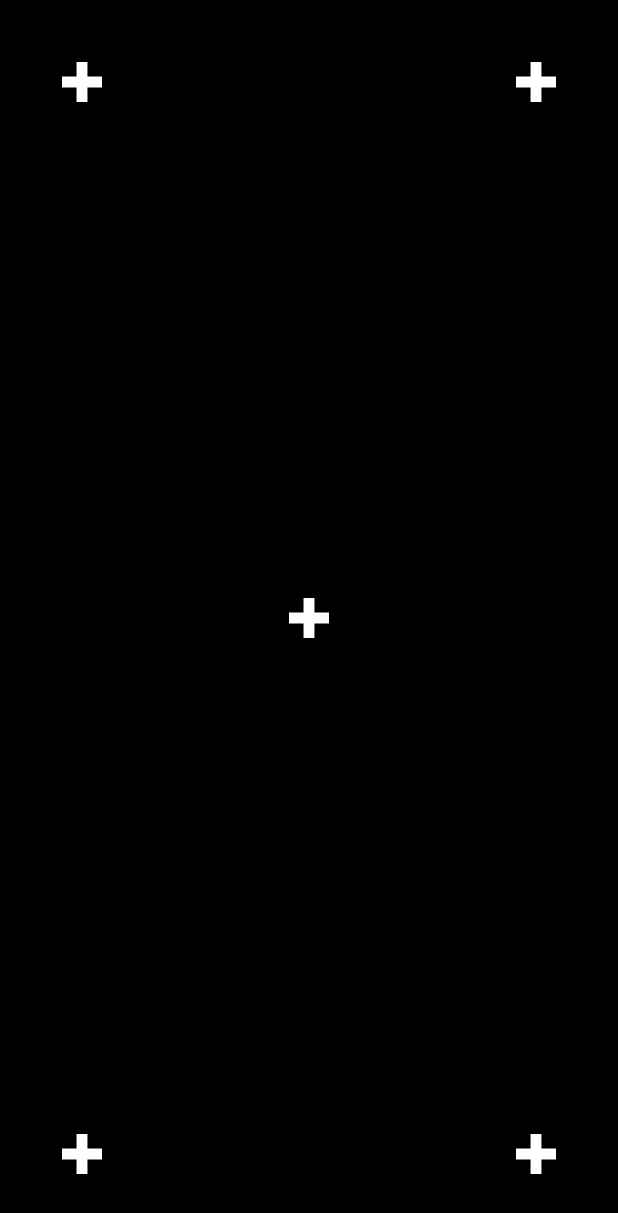
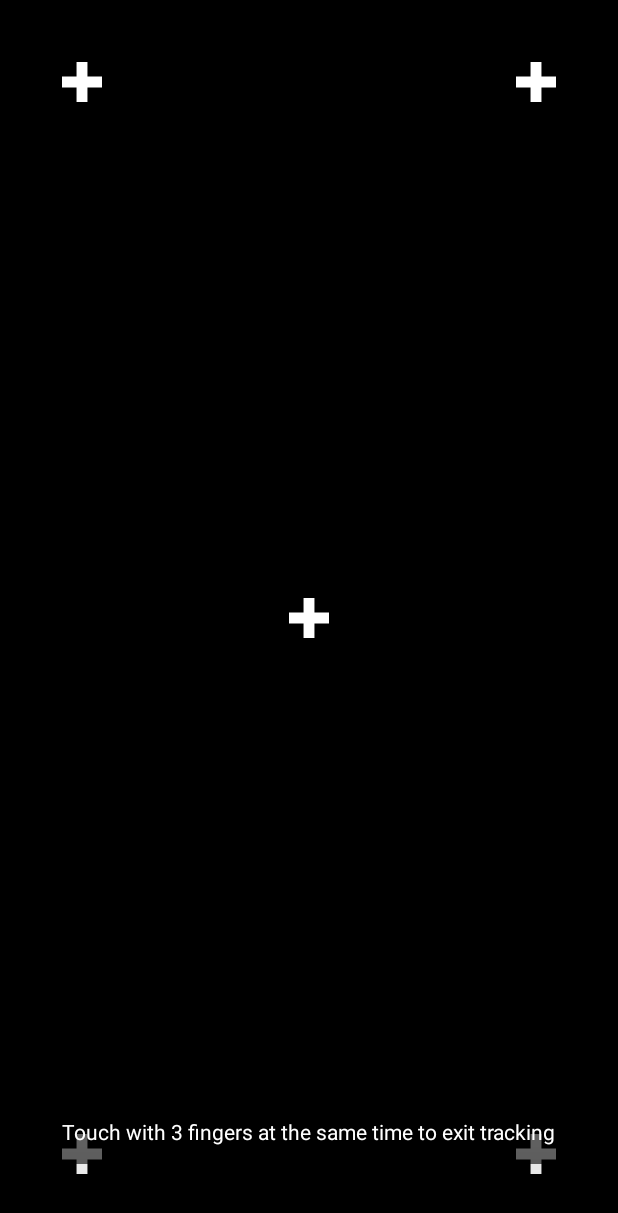
Before and after one commit to B31G3L/Screentrackr, an Android app: the Trackingscreen screen opened directly, with no data from a screen before it, on a phone screen of 412 x 824 dp. Shown: the top 1213 px of the screen. Run offline under Robolectric (Android 15) with nearby library versions, the phone set to English and light mode, and no system bars.

Commit message:
Trackingscreen: Hinweistext fuer 3-Finger-Exit einblenden

```diff
--- a/app/src/main/java/com/beigel/screenTracker/AppConstants.java
+++ b/app/src/main/java/com/beigel/screenTracker/AppConstants.java
@@ -81,6 +81,10 @@ public final class AppConstants {
         public static final float GUIDELINE_RIGHT = 0.90f;
         public static final float GUIDELINE_TOP = 0.05f;
         public static final float GUIDELINE_BOTTOM = 0.95f;
+
+        // Exit-Hinweis (3-Finger-Tap Info) auf dem Tracking-Screen
+        public static final long EXIT_HINT_DISPLAY_DURATION = 4000L; // ms, bevor es ausblendet
+        public static final long EXIT_HINT_FADE_DURATION = 600L;     // ms für die Fade-Animation
     }
 
     // ========== MARKER DRAWABLES ==========
--- a/app/src/main/java/com/beigel/screenTracker/Trackingscreen.java
+++ b/app/src/main/java/com/beigel/screenTracker/Trackingscreen.java
@@ -3,6 +3,8 @@ package com.beigel.screenTracker;
 import android.animation.ValueAnimator;
 import android.graphics.Color;
 import android.os.Bundle;
+import android.os.Handler;
+import android.os.Looper;
 import android.util.Log;
 import android.view.GestureDetector;
 import android.view.MotionEvent;
@@ -50,6 +52,9 @@ public class Trackingscreen extends AppCompatActivity implements GestureDetector
     private int screenWidth;
     private int screenHeight;
 
+    // Exit-Hinweis
+    private final Handler exitHintHandler = new Handler(Looper.getMainLooper());
+
     @Override
     protected void onCreate(Bundle savedInstanceState) {
         super.onCreate(savedInstanceState);
@@ -62,6 +67,7 @@ public class Trackingscreen extends AppCompatActivity implements GestureDetector
             initializeManagers();
             setupFullscreen();
             setupTracking();
+            showExitHint();
 
             Log.d(TAG, "Trackingscreen erfolgreich initialisiert");
         } catch (Exception e) {
@@ -177,6 +183,28 @@ public class Trackingscreen extends AppCompatActivity implements GestureDetector
         }
     }
 
+    /**
+     * Zeigt kurz den Hinweis, wie man das Tracking wieder verlässt (3-Finger-Tap),
+     * und blendet ihn danach automatisch aus
+     */
+    private void showExitHint() {
+        binding.exitHintText.setAlpha(1f);
+        binding.exitHintText.setVisibility(View.VISIBLE);
+
+        exitHintHandler.postDelayed(() -> {
+            if (binding == null) return;
+            binding.exitHintText.animate()
+                    .alpha(0f)
+                    .setDuration(AppConstants.UI.EXIT_HINT_FADE_DURATION)
+                    .withEndAction(() -> {
+                        if (binding != null) {
+                            binding.exitHintText.setVisibility(View.GONE);
+                        }
+                    })
+                    .start();
+        }, AppConstants.UI.EXIT_HINT_DISPLAY_DURATION);
+    }
+
     // ========== GESTURE DETECTION ==========
 
     @Override
@@ -258,6 +286,7 @@ public class Trackingscreen extends AppCompatActivity implements GestureDetector
     protected void onDestroy() {
         super.onDestroy();
         try {
+            exitHintHandler.removeCallbacksAndMessages(null);
             if (dynamicMarkerManager != null) {
                 dynamicMarkerManager.cleanup();
             }
--- a/app/src/main/res/layout/activity_trackingscreen.xml
+++ b/app/src/main/res/layout/activity_trackingscreen.xml
@@ -233,6 +233,26 @@
 
     </androidx.constraintlayout.widget.ConstraintLayout>
 
+    <!-- Hinweis-Text: wie man das Tracking wieder verlässt -->
+    <TextView
+        android:id="@+id/exitHintText"
+        android:layout_width="wrap_content"
+        android:layout_height="wrap_content"
+        android:layout_marginBottom="48dp"
+        android:background="#99000000"
+        android:paddingStart="20dp"
+        android:paddingTop="12dp"
+        android:paddingEnd="20dp"
+        android:paddingBottom="12dp"
+        android:text="@string/instruction_tap_to_exit"
+        android:textColor="#FFFFFF"
+        android:textSize="14sp"
+        android:elevation="20dp"
+        app:layout_constraintBottom_toBottomOf="parent"
+        app:layout_constraintEnd_toEndOf="parent"
+        app:layout_constraintStart_toStartOf="parent"
+        tools:ignore="HardcodedText,TextContrastCheck" />
+
     <!-- Separater Scroll-Marker Layer (für dynamische Marker) -->
     <androidx.constraintlayout.widget.ConstraintLayout
         android:id="@+id/scrollMarkerLayer"
--- a/app/src/main/res/values/strings.xml
+++ b/app/src/main/res/values/strings.xml
@@ -83,6 +83,6 @@
     <string name="content_description_marker">Tracking marker</string>
 
     <!-- Instructions -->
-    <string name="instruction_tap_to_exit">Tap anywhere to exit tracking</string>
+    <string name="instruction_tap_to_exit">Touch with 3 fingers at the same time to exit tracking</string>
     <string name="instruction_swipe_to_scroll">Swipe to scroll markers</string>
 </resources>
```
Also changed, not shown: 1 other file.
